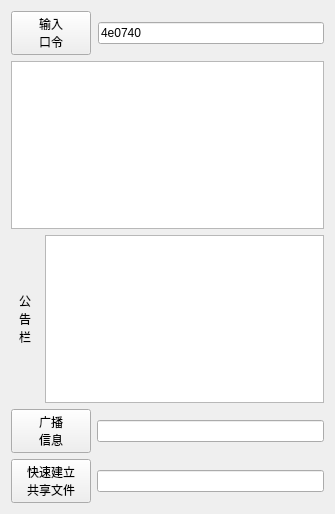
First picture: the form in onlinedoc/ui/csvLinkServer2.ui, repository 3548848289/SmartDesk, before the edit.
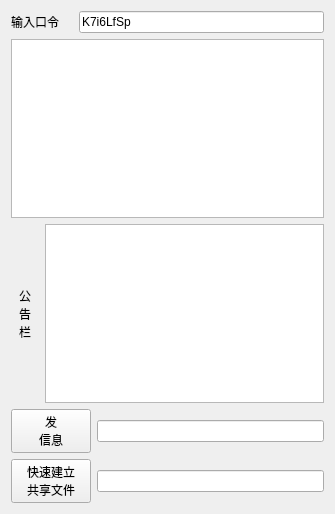
Second picture: the form after the edit.

Patch:
```diff
--- a/onlinedoc/ui/csvLinkServer2.ui
+++ b/onlinedoc/ui/csvLinkServer2.ui
@@ -24,7 +24,7 @@
   </property>
   <layout class="QGridLayout" name="gridLayout" rowstretch="1,2,2,1,1">
    <item row="0" column="0">
-    <layout class="QHBoxLayout" name="horizontalLayout_4" stretch="0,0">
+    <layout class="QHBoxLayout" name="horizontalLayout_4" stretch="1,4">
      <property name="spacing">
       <number>7</number>
      </property>
@@ -32,17 +32,16 @@
       <number>0</number>
      </property>
      <item>
-      <widget class="QPushButton" name="readfiieBtn">
+      <widget class="QLabel" name="label_2">
        <property name="text">
-        <string>输入
-口令</string>
+        <string>输入口令</string>
        </property>
       </widget>
      </item>
      <item>
       <widget class="QLineEdit" name="passwdEdit">
        <property name="text">
-        <string>4e0740</string>
+        <string>K7i6LfSp</string>
        </property>
       </widget>
      </item>
@@ -91,7 +90,7 @@
         </sizepolicy>
        </property>
        <property name="text">
-        <string>广播
+        <string>发
 信息</string>
        </property>
       </widget>
```
